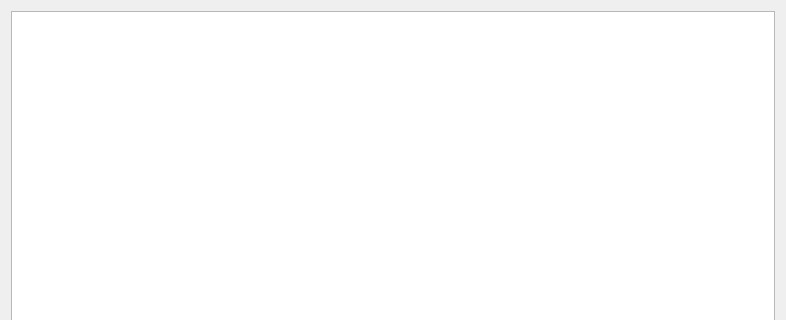
Qt form sellerslots.ui (McQueeh95/auctionApp) before a commit; both pictures show x 0 to 786 and y 0 to 320 of the 786 by 716 pixel window.
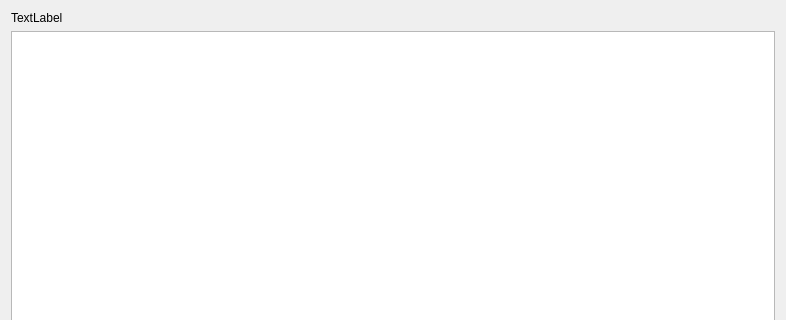
The same form after that commit.

```diff
--- a/sellerslots.ui
+++ b/sellerslots.ui
@@ -14,6 +14,13 @@
    <string>Form</string>
   </property>
   <layout class="QVBoxLayout" name="verticalLayout">
+   <item>
+    <widget class="QLabel" name="infoLabel">
+     <property name="text">
+      <string>TextLabel</string>
+     </property>
+    </widget>
+   </item>
    <item>
     <widget class="QTableView" name="tableView"/>
    </item>
```
